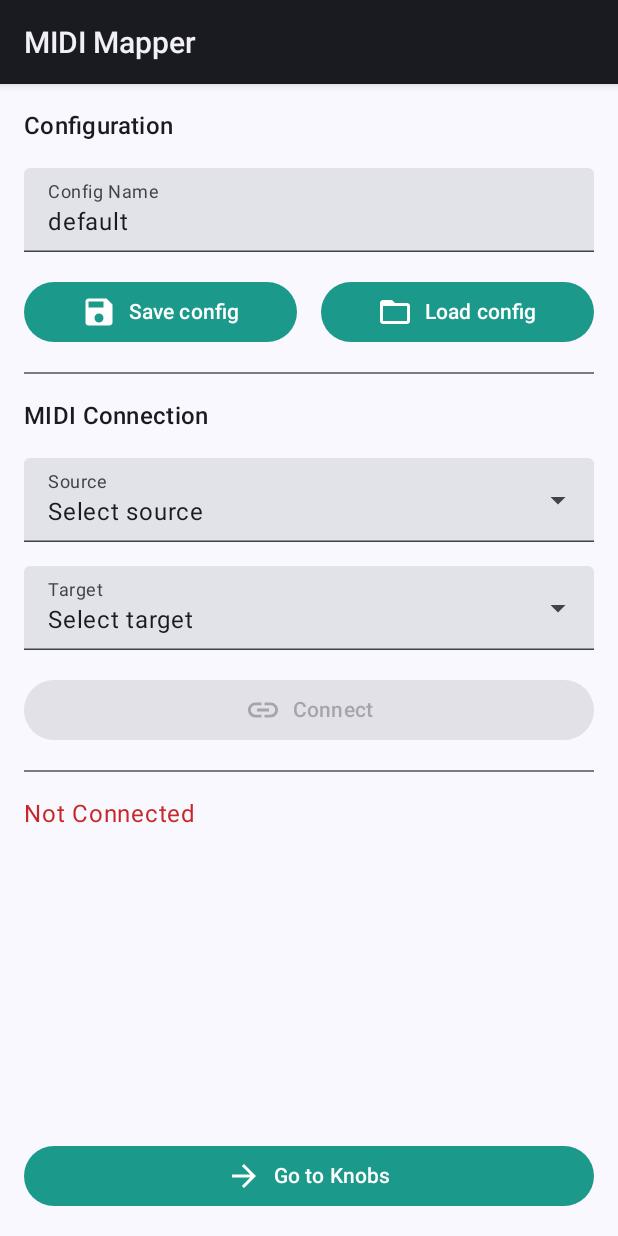
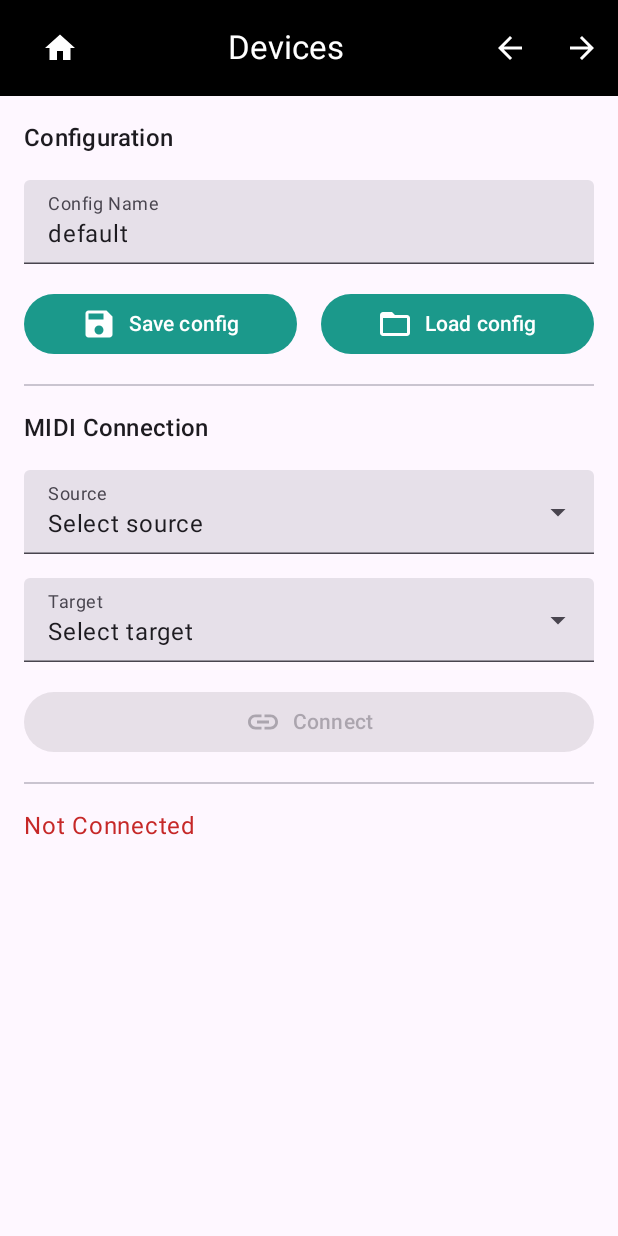
Before and after one commit to Barsik-Barbosik/MIDI-Mapper, an Android app built with Jetpack Compose: the screen it shows after launch (MainActivity), on a phone screen of 412 x 824 dp. Run offline under Robolectric (Android 15) with nearby library versions, the phone set to English and light mode, and no system bars; 3 statements that could not run were skipped.

Commit message:
Refactor navigation and add TopAppBar

```diff
--- a/app/src/main/AndroidManifest.xml
+++ b/app/src/main/AndroidManifest.xml
@@ -12,7 +12,8 @@
         android:allowBackup="true"
         android:label="@string/app_name">
         <activity android:name=".MainActivity"
-            android:exported="true">
+            android:exported="true"
+            android:theme="@style/Theme.MidiMapper">
             <intent-filter>
                 <action android:name="android.intent.action.MAIN" />
 
--- a/app/src/main/java/barsikbarbosik/midimapper/AppNavigation.kt
+++ b/app/src/main/java/barsikbarbosik/midimapper/AppNavigation.kt
@@ -32,6 +32,7 @@ import androidx.compose.material3.ExperimentalMaterial3Api
 import androidx.compose.material3.ExposedDropdownMenuBox
 import androidx.compose.material3.ExposedDropdownMenuDefaults
 import androidx.compose.material3.Icon
+import androidx.compose.material3.IconButton
 import androidx.compose.material3.MaterialTheme
 import androidx.compose.material3.Text
 import androidx.compose.material3.TextField
@@ -50,10 +51,10 @@ import androidx.compose.ui.platform.LocalContext
 import androidx.compose.ui.unit.dp
 import androidx.lifecycle.viewmodel.compose.viewModel
 import androidx.navigation.NavController
+import androidx.navigation.NavHostController
 import androidx.navigation.NavType
 import androidx.navigation.compose.NavHost
 import androidx.navigation.compose.composable
-import androidx.navigation.compose.rememberNavController
 import androidx.navigation.navArgument
 import barsikbarbosik.midimapper.ui.controls.RotaryKnob
 import kotlinx.serialization.Serializable
@@ -87,9 +88,9 @@ data class MidiConfig(
 @Composable
 fun AppNavigation(
     modifier: Modifier = Modifier,
-    midiViewModel: MidiViewModel = viewModel(factory = MidiViewModelFactory(LocalContext.current))
+    midiViewModel: MidiViewModel = viewModel(factory = MidiViewModelFactory(LocalContext.current)),
+    navController: NavHostController
 ) {
-    val navController = rememberNavController()
     val devices by midiViewModel.devices.collectAsState()
     val midiConfig by midiViewModel.midiConfig.collectAsState()
     val learnedCc by midiViewModel.learnedCc.collectAsState()
@@ -376,18 +377,6 @@ fun DeviceSelectionScreen(
                 }
             }
         }
-
-        Button(
-            onClick = { navController.navigate("knobs") },
-            modifier = Modifier
-                .fillMaxWidth()
-                .align(Alignment.BottomCenter),
-            colors = ButtonDefaults.buttonColors(containerColor = Color(0xFF1B998B))
-        ) {
-            Icon(Icons.Filled.ArrowForward, contentDescription = "Go to Knobs")
-            Spacer(Modifier.size(ButtonDefaults.IconSpacing))
-            Text("Go to Knobs")
-        }
     }
 }
 
--- a/app/src/main/java/barsikbarbosik/midimapper/MainActivity.kt
+++ b/app/src/main/java/barsikbarbosik/midimapper/MainActivity.kt
@@ -1,29 +1,92 @@
 package barsikbarbosik.midimapper
 
+import android.graphics.Color as AndroidColor
 import android.os.Bundle
 import androidx.activity.ComponentActivity
+import androidx.activity.SystemBarStyle
 import androidx.activity.compose.setContent
 import androidx.activity.enableEdgeToEdge
 import androidx.activity.viewModels
+import androidx.compose.foundation.layout.Row
 import androidx.compose.foundation.layout.fillMaxSize
 import androidx.compose.foundation.layout.padding
+import androidx.compose.material.icons.Icons
+import androidx.compose.material.icons.filled.ArrowBack
+import androidx.compose.material.icons.filled.ArrowForward
+import androidx.compose.material.icons.filled.Home
+import androidx.compose.material3.ExperimentalMaterial3Api
+import androidx.compose.material3.Icon
+import androidx.compose.material3.IconButton
 import androidx.compose.material3.Scaffold
+import androidx.compose.material3.Text
+import androidx.compose.material3.TopAppBar
+import androidx.compose.material3.TopAppBarDefaults
+import androidx.compose.runtime.getValue
+import androidx.compose.ui.Alignment
 import androidx.compose.ui.Modifier
+import androidx.compose.ui.graphics.Color
+import androidx.compose.ui.text.style.TextAlign
+import androidx.navigation.compose.currentBackStackEntryAsState
+import androidx.navigation.compose.rememberNavController
 import barsikbarbosik.midimapper.ui.theme.MidiMapperTheme
 
 class MainActivity : ComponentActivity() {
     private val viewModel by viewModels<MidiViewModel> { MidiViewModelFactory(this) }
 
+    @OptIn(ExperimentalMaterial3Api::class)
     override fun onCreate(savedInstanceState: Bundle?) {
         super.onCreate(savedInstanceState)
-        enableEdgeToEdge()
+        enableEdgeToEdge(
+            statusBarStyle = SystemBarStyle.dark(
+                AndroidColor.TRANSPARENT
+            )
+        )
 
         setContent {
-            MidiMapperTheme {
-                Scaffold(modifier = Modifier.fillMaxSize()) { innerPadding ->
+            MidiMapperTheme(dynamicColor = false) {
+                val navController = rememberNavController()
+                val currentBackStackEntry by navController.currentBackStackEntryAsState()
+
+                Scaffold(
+                    modifier = Modifier.fillMaxSize(),
+                    topBar = {
+                        TopAppBar(
+                            title = {
+                                Row(verticalAlignment = Alignment.CenterVertically) {
+                                    IconButton(onClick = { navController.navigate("devices") }) {
+                                        Icon(Icons.Filled.Home, "Home", tint = Color.White)
+                                    }
+                                    Text(
+                                        text = currentBackStackEntry?.destination?.route?.replaceFirstChar { it.uppercase() } ?: "",
+                                        modifier = Modifier.weight(1f),
+                                        color = Color.White,
+                                        textAlign = TextAlign.Center
+                                    )
+                                    IconButton(onClick = { navController.navigate("devices") }) {
+                                        Icon(Icons.Filled.ArrowBack, "Back", tint = Color.White)
+                                    }
+                                    IconButton(
+                                        onClick = { navController.navigate("knobs") },
+                                        enabled = true
+                                    ) {
+                                        Icon(
+                                            Icons.Filled.ArrowForward,
+                                            "Forward",
+                                            tint = Color.White
+                                        )
+                                    }
+                                }
+                            },
+                            colors = TopAppBarDefaults.topAppBarColors(
+                                containerColor = Color.Black
+                            )
+                        )
+                    }
+                ) { innerPadding ->
                     AppNavigation(
                         modifier = Modifier.padding(innerPadding),
-                        midiViewModel = viewModel
+                        midiViewModel = viewModel,
+                        navController = navController
                     )
                 }
             }
--- a/app/src/main/java/barsikbarbosik/midimapper/ui/theme/Color.kt
+++ b/app/src/main/java/barsikbarbosik/midimapper/ui/theme/Color.kt
@@ -2,10 +2,10 @@ package barsikbarbosik.midimapper.ui.theme
 
 import androidx.compose.ui.graphics.Color
 
-val Purple80 = Color(0xFFD0BCFF)
-val PurpleGrey80 = Color(0xFFCCC2DC)
+val Teal80 = Color(0xFF66D9C8)
+val TealGrey80 = Color(0xFF627B77)
 val Pink80 = Color(0xFFEFB8C8)
 
-val Purple40 = Color(0xFF6650a4)
-val PurpleGrey40 = Color(0xFF625b71)
+val Teal40 = Color(0xFF00796B)
+val TealGrey40 = Color(0xFF4C6461)
 val Pink40 = Color(0xFF7D5260)
--- a/app/src/main/java/barsikbarbosik/midimapper/ui/theme/Theme.kt
+++ b/app/src/main/java/barsikbarbosik/midimapper/ui/theme/Theme.kt
@@ -11,14 +11,14 @@ import androidx.compose.runtime.Composable
 import androidx.compose.ui.platform.LocalContext
 
 private val DarkColorScheme = darkColorScheme(
-    primary = Purple80,
-    secondary = PurpleGrey80,
+    primary = Teal80,
+    secondary = TealGrey80,
     tertiary = Pink80
 )
 
 private val LightColorScheme = lightColorScheme(
-    primary = Purple40,
-    secondary = PurpleGrey40,
+    primary = Teal40,
+    secondary = TealGrey40,
     tertiary = Pink40
 
     /* Other default colors to override
```
